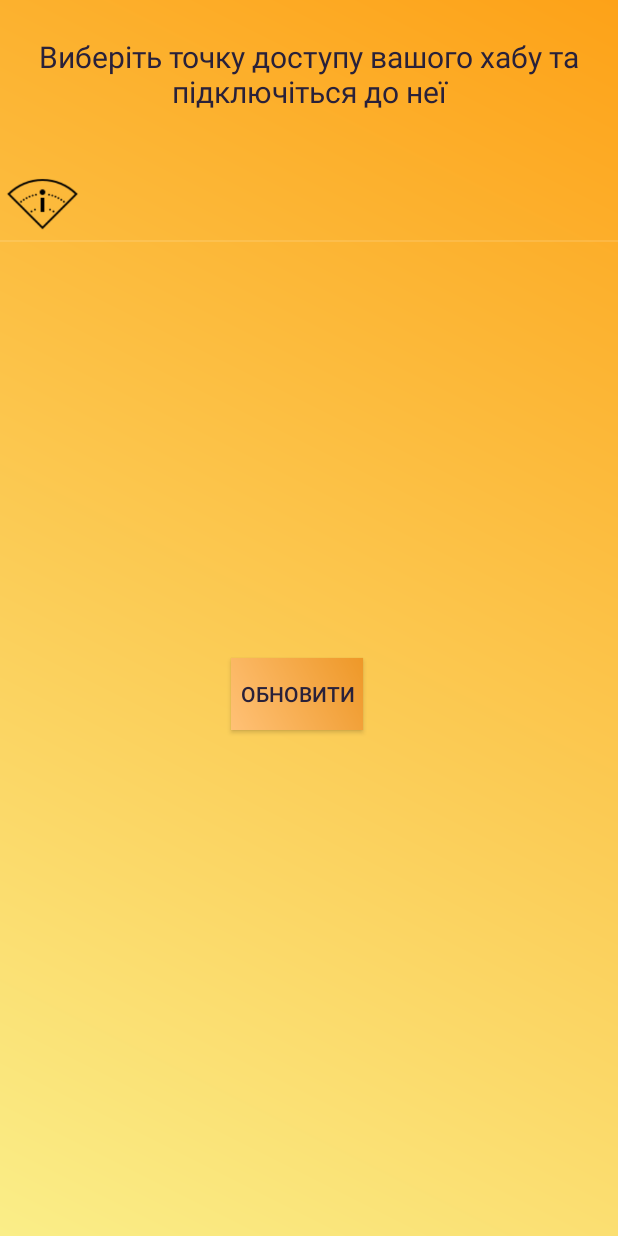
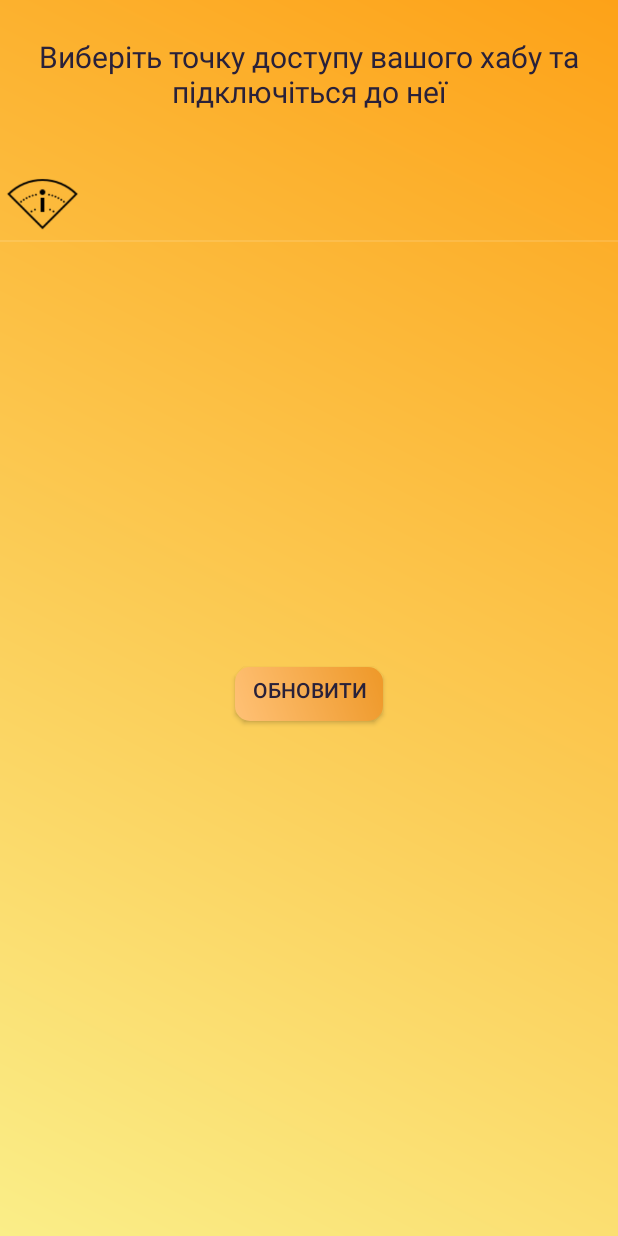
Before and after one commit to YevhenShvets/MyProject, an Android app: the Connect_to_wifi screen opened directly, with no data from a screen before it, on a phone screen of 412 x 824 dp. Run offline under Robolectric (Android 15) with nearby library versions, the phone set to English and light mode, and no system bars; Roboto replaces fonts that are not available here; 4 statements that could not run were skipped.

Commit message:
I am know it

```diff
--- a/app/src/main/res/layout/layout_1.xml
+++ b/app/src/main/res/layout/layout_1.xml
@@ -21,14 +21,15 @@
         tools:layout_editor_absoluteX="0dp"></TextView>
 
     <Button
+        android:id="@+id/connect_wifi_upg"
         android:layout_width="wrap_content"
         android:layout_height="wrap_content"
         android:layout_marginTop="32dp"
-        android:layout_marginEnd="16dp"
-        android:background="@drawable/main_back"
+        android:background="@drawable/main_button"
+        android:paddingStart="15dp"
+        android:paddingEnd="15dp"
         android:text="@string/Обновити"
         android:textColor="#29213A"
-        android:id="@+id/connect_wifi_upg"
         app:layout_constraintEnd_toEndOf="parent"
         app:layout_constraintStart_toStartOf="parent"
         app:layout_constraintTop_toBottomOf="@+id/connect_wifi_list"></Button>
--- a/app/src/main/res/layout/wifi_dialog.xml
+++ b/app/src/main/res/layout/wifi_dialog.xml
@@ -25,7 +25,7 @@
         android:layout_marginTop="10dp"
         android:hint="password"
         android:textColor="@color/main_b_color"
-        android:textColorHint="#969696"
+        android:textColorHint="#F1F1F1"
         android:textSize="20dp"
         android:visibility="visible"
         app:layout_constraintTop_toBottomOf="@+id/wifi_dialog_ssid"
```
Also changed, not shown: app/src/main/java/com/yevhen/project/Connect_to_wifi.java (+20 -7 lines), app/src/main/res/layout/activity_connect_to_wifi.xml (deleted, +0 -9 lines).
